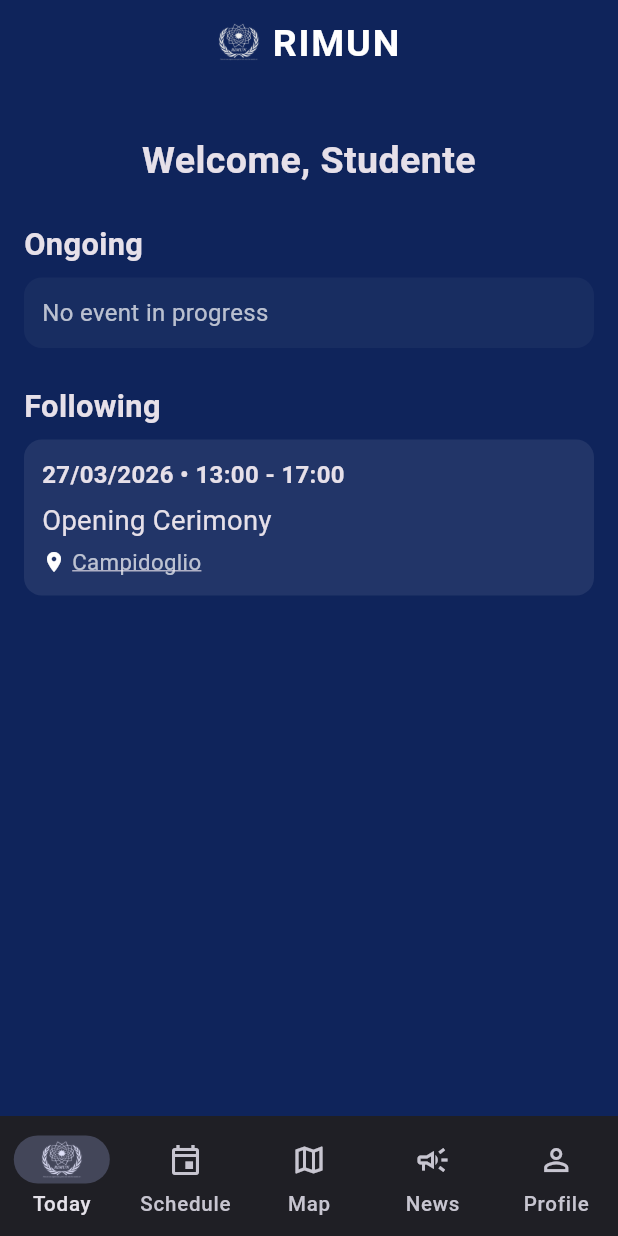
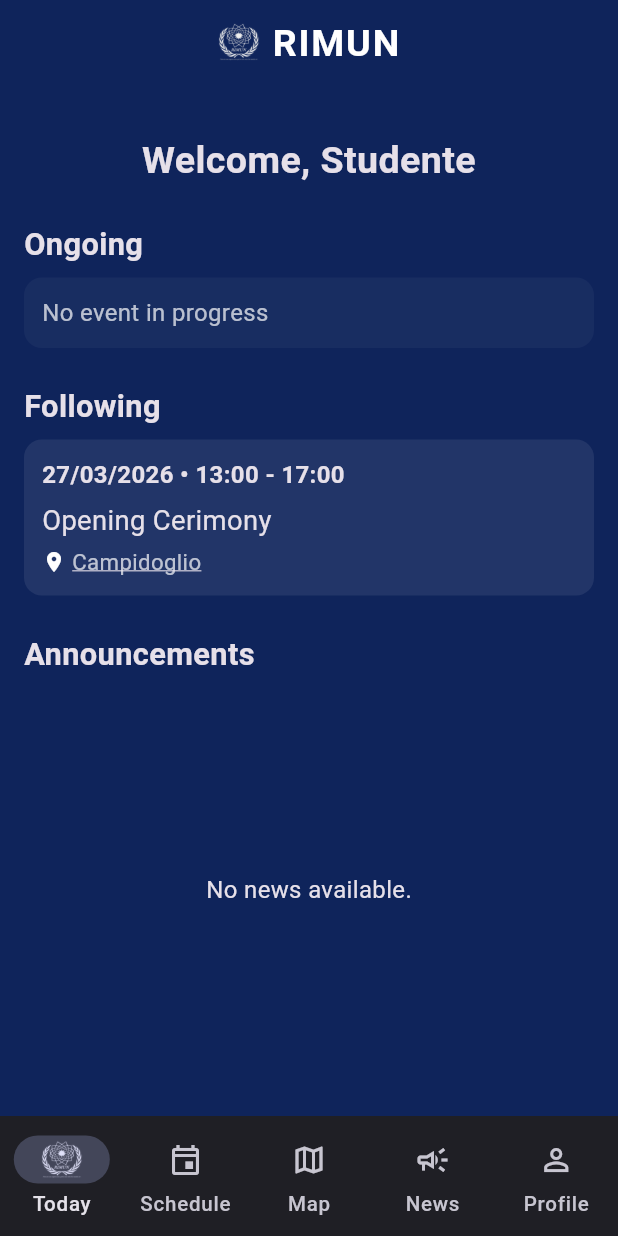
Before and after one commit to elenamuia/rimun-app, a Flutter app: the screen it shows once a user with an empty profile is signed in, on a phone screen of 412 x 824 dp. Run offline on Flutter 3.47's test engine with Material 3 defaults, Android fonts, the phone set to English and light mode, and no system bars; our stand-ins replace cloud_firestore, firebase_auth, firebase_core, flutter_svg; accounts and stored records are empty.

```diff
--- a/lib/screens/today_screen.dart
+++ b/lib/screens/today_screen.dart
@@ -4,15 +4,22 @@ import 'package:url_launcher/url_launcher.dart';
 
 import '../models.dart';
 import '../services.dart';
+import 'notice_board_screen.dart';
 
 class TodayScreen extends StatefulWidget {
   final Student student;
   final ScheduleService scheduleService; // lo teniamo per compatibilità
 
+  // ✅ NEW: per mostrare alert/info sotto Ongoing/Following
+  final NoticeService noticeService;
+  final Stream<List<Notice>> homeNoticeStream;
+
   const TodayScreen({
     super.key,
     required this.student,
     required this.scheduleService,
+    required this.noticeService,
+    required this.homeNoticeStream,
   });
 
   @override
@@ -52,7 +59,7 @@ class _TodayScreenState extends State<TodayScreen> {
       final line = lines[i];
       final parts = line.split(',');
       if (parts.length < 6) {
-        // ora ci aspettiamo: day, start, end, desc, location, link
+        // ci aspettiamo: day, start, end, desc, location, link
         continue;
       }
 
@@ -108,7 +115,7 @@ class _TodayScreenState extends State<TodayScreen> {
   DateTime? _parseDayToDate(String dayLabel) {
     try {
       // Caso 1: formato ISO "2026-03-23"
-      if (dayLabel.contains('-')) {
+      if (dayLabel.contains('-') && !dayLabel.contains('/')) {
         return DateTime.parse(dayLabel);
       }
 
@@ -236,6 +243,19 @@ class _TodayScreenState extends State<TodayScreen> {
                 _EventCardToday(event: following)
               else
                 const _EmptyCard(message: 'No upcoming event'),
+
+              const SizedBox(height: 24),
+
+              // ✅ Announcements (alert/info) DOPO Following
+              const _SectionTitle(title: 'Announcements'),
+              const SizedBox(height: 8),
+              Expanded(
+                child: NoticeBoardScreen(
+                  student: widget.student,
+                  noticeService: widget.noticeService,
+                  noticeStream: widget.homeNoticeStream,
+                ),
+              ),
             ],
           ),
         );
```
Also changed, not shown: lib/screens/home_screen.dart (+46 -15 lines), lib/screens/notice_board_screen.dart (+7 -4 lines), lib/services.dart (+16 -0 lines).
